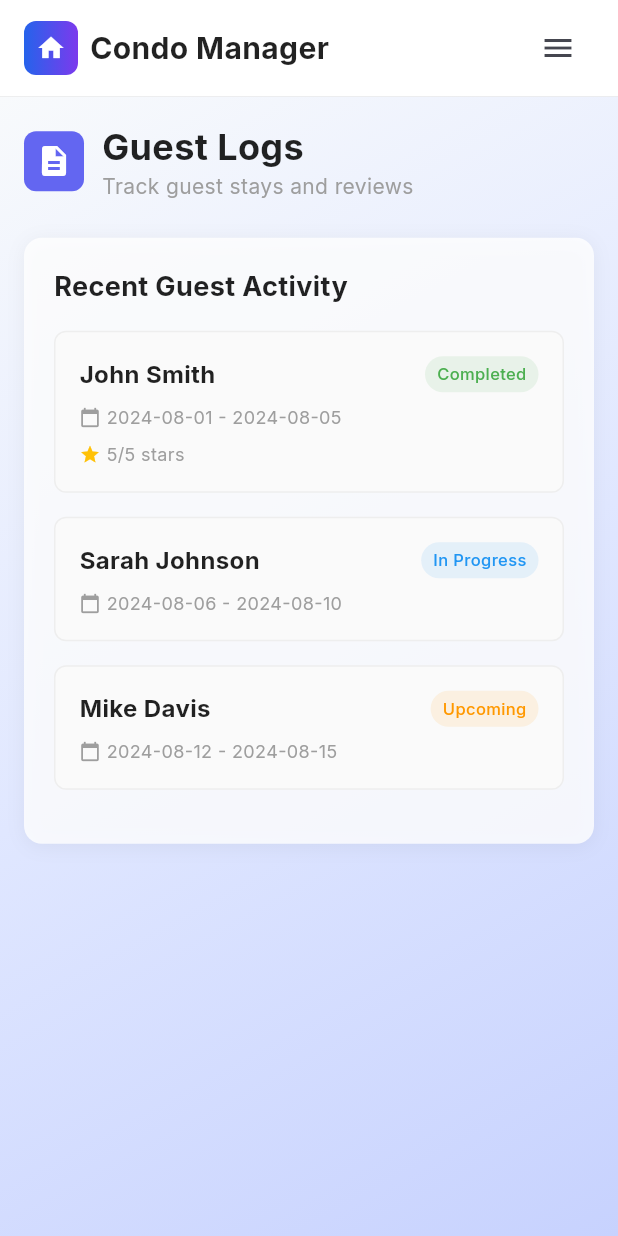
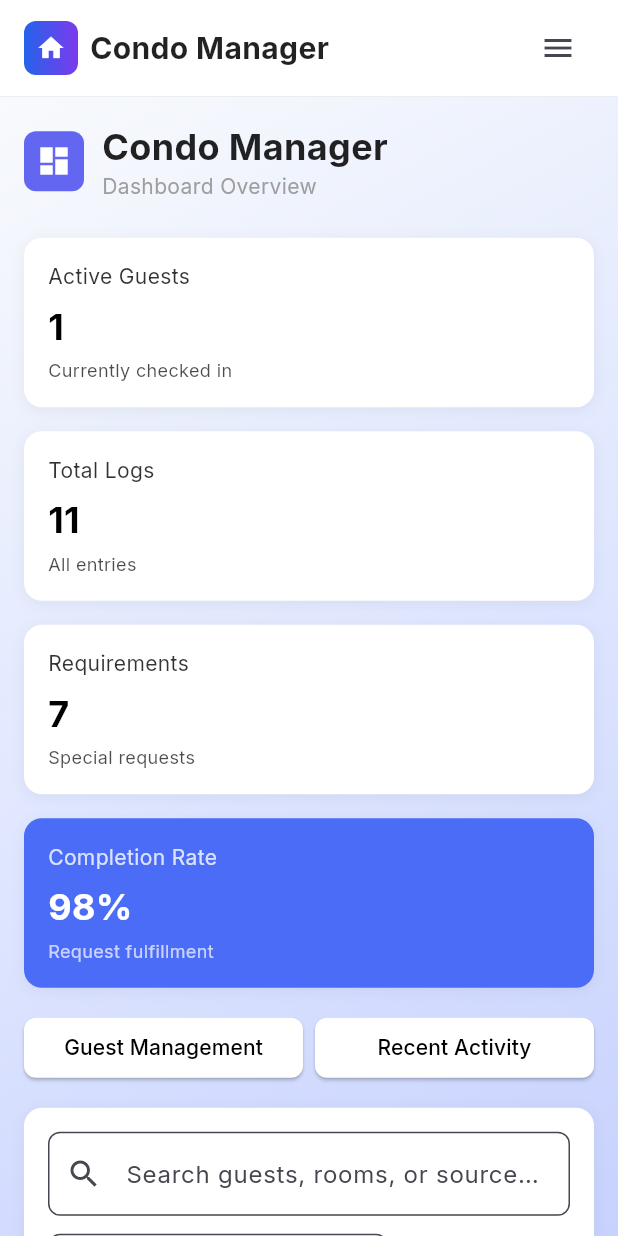
Before and after one commit to delgadjp/Raven-Nest, a Flutter app: the GuestLogsScreen screen opened by its route, on a phone screen of 412 x 824 dp. Run offline on Flutter 3.47's test engine with Material 3 defaults, Android fonts, the phone set to English and light mode, and no system bars; our stand-ins replace fl_chart, go_router, google_fonts.

Commit message:
Refactor GuestLogsScreen: Remove hardcoded logs, enhance layout with responsive design, and improve UI components for better usability

```diff
--- a/lib/screens/guest_logs_screen.dart
+++ b/lib/screens/guest_logs_screen.dart
@@ -6,30 +6,6 @@ class GuestLogsScreen extends StatelessWidget {
 
   @override
   Widget build(BuildContext context) {
-    final List<Map<String, dynamic>> logs = [
-      {
-        'guest': 'John Smith',
-        'checkIn': '2024-08-01',
-        'checkOut': '2024-08-05',
-        'status': 'Completed',
-        'rating': 5,
-      },
-      {
-        'guest': 'Sarah Johnson',
-        'checkIn': '2024-08-06',
-        'checkOut': '2024-08-10',
-        'status': 'In Progress',
-        'rating': null,
-      },
-      {
-        'guest': 'Mike Davis',
-        'checkIn': '2024-08-12',
-        'checkOut': '2024-08-15',
-        'status': 'Upcoming',
-        'rating': null,
-      },
-    ];
-
     return Scaffold(
       body: Column(
         children: [
@@ -47,7 +23,15 @@ class GuestLogsScreen extends StatelessWidget {
                   ],
                 ),
               ),
-              child: SingleChildScrollView(
+              child: LayoutBuilder(
+                builder: (context, constraints) {
+                  bool isWide = constraints.maxWidth > 600;
+                  double cardWidth =
+                      isWide
+                          ? (constraints.maxWidth - 48) / 2
+                          : constraints.maxWidth;
+
+                  return SingleChildScrollView(
                     padding: const EdgeInsets.all(16),
                     child: Column(
                       crossAxisAlignment: CrossAxisAlignment.start,
@@ -64,7 +48,7 @@ class GuestLogsScreen extends StatelessWidget {
                                   borderRadius: BorderRadius.circular(8),
                                 ),
                                 child: const Icon(
-                              Icons.description,
+                                  Icons.dashboard,
                                   color: Colors.white,
                                   size: 24,
                                 ),
@@ -74,7 +58,7 @@ class GuestLogsScreen extends StatelessWidget {
                                 crossAxisAlignment: CrossAxisAlignment.start,
                                 children: [
                                   Text(
-                                'Guest Logs',
+                                    'Condo Manager',
                                     style: TextStyle(
                                       fontSize: 24,
                                       fontWeight: FontWeight.bold,
@@ -82,7 +66,7 @@ class GuestLogsScreen extends StatelessWidget {
                                     ),
                                   ),
                                   Text(
-                                'Track guest stays and reviews',
+                                    'Dashboard Overview',
                                     style: TextStyle(
                                       fontSize: 14,
                                       color: Colors.grey,
@@ -93,40 +77,92 @@ class GuestLogsScreen extends StatelessWidget {
                             ],
                           ),
                         ),
-                    // Guest Logs List
+
+                        // Dashboard Cards
+                        Wrap(
+                          spacing: 16,
+                          runSpacing: 16,
+                          children: [
+                            _buildStatCard(
+                              "Active Guests",
+                              "1",
+                              "Currently checked in",
+                              width: cardWidth,
+                            ),
+                            _buildStatCard(
+                              "Total Logs",
+                              "11",
+                              "All entries",
+                              width: cardWidth,
+                            ),
+                            _buildStatCard(
+                              "Requirements",
+                              "7",
+                              "Special requests",
+                              width: cardWidth,
+                            ),
+                            _buildStatCard(
+                              "Completion Rate",
+                              "98%",
+                              "Request fulfillment",
+                              backgroundColor: const Color(0xFF4A6CF7),
+                              textColor: Colors.white,
+                              width: cardWidth,
+                            ),
+                          ],
+                        ),
+                        const SizedBox(height: 16),
+
+                        // Buttons: Guest Management & Recent Activity
+                        Row(
+                          children: [
+                            Expanded(
+                              child: _buildOutlinedButton("Guest Management"),
+                            ),
+                            const SizedBox(width: 8),
+                            Expanded(
+                              child: _buildOutlinedButton("Recent Activity"),
+                            ),
+                          ],
+                        ),
+
+                        const SizedBox(height: 16),
+
+                        // Search + All Status + Add Log inside a Card
                         Container(
+                          padding: const EdgeInsets.all(16),
                           decoration: BoxDecoration(
-                        color: Colors.white.withOpacity(0.8),
+                            color: Colors.white,
                             borderRadius: BorderRadius.circular(12),
                             boxShadow: [
                               BoxShadow(
                                 color: Colors.black.withOpacity(0.05),
-                            blurRadius: 10,
+                                blurRadius: 8,
                                 offset: const Offset(0, 2),
                               ),
                             ],
                           ),
-                      child: Padding(
-                        padding: const EdgeInsets.all(20),
                           child: Column(
-                          crossAxisAlignment: CrossAxisAlignment.start,
                             children: [
-                            const Text(
-                              'Recent Guest Activity',
-                              style: TextStyle(
-                                fontSize: 18,
-                                fontWeight: FontWeight.bold,
-                                color: Colors.black87,
+                              _buildSearchField(),
+                              const SizedBox(height: 12),
+                              Row(
+                                children: [
+                                  Expanded(flex: 2, child: _buildDropdown()),
+                                  const SizedBox(width: 8),
+                                  Expanded(
+                                    flex: 1,
+                                    child: _buildAddLogButton(),
                                   ),
-                            ),
-                            const SizedBox(height: 16),
-                            ...logs.map((log) => _buildGuestLogItem(log)),
                                 ],
                               ),
+                            ],
                           ),
                         ),
                       ],
                     ),
+                  );
+                },
               ),
             ),
           ),
@@ -135,90 +171,112 @@ class GuestLogsScreen extends StatelessWidget {
     );
   }
 
-  Widget _buildGuestLogItem(Map<String, dynamic> log) {
-    Color statusColor;
-    switch (log['status']) {
-      case 'Completed':
-        statusColor = Colors.green;
-        break;
-      case 'In Progress':
-        statusColor = Colors.blue;
-        break;
-      default:
-        statusColor = Colors.orange;
-    }
-
+  // Stat Card
+  Widget _buildStatCard(
+    String title,
+    String value,
+    String subtitle, {
+    Color backgroundColor = Colors.white,
+    Color textColor = Colors.black,
+    double? width,
+  }) {
     return Container(
-      margin: const EdgeInsets.only(bottom: 16),
+      width: width,
       padding: const EdgeInsets.all(16),
       decoration: BoxDecoration(
-        color: Colors.grey[50],
-        borderRadius: BorderRadius.circular(8),
-        border: Border.all(color: Colors.grey[200]!),
+        color: backgroundColor,
+        borderRadius: BorderRadius.circular(12),
+        boxShadow: [
+          BoxShadow(
+            color: Colors.black.withOpacity(0.05),
+            blurRadius: 8,
+            offset: const Offset(0, 2),
+          ),
+        ],
       ),
       child: Column(
         crossAxisAlignment: CrossAxisAlignment.start,
         children: [
-          Row(
-            mainAxisAlignment: MainAxisAlignment.spaceBetween,
-            children: [
           Text(
-                log['guest'],
-                style: const TextStyle(
-                  fontSize: 16,
+            title,
+            style: TextStyle(fontSize: 14, color: textColor.withOpacity(0.8)),
+          ),
+          const SizedBox(height: 6),
+          Text(
+            value,
+            style: TextStyle(
+              fontSize: 24,
               fontWeight: FontWeight.bold,
-                  color: Colors.black87,
+              color: textColor,
             ),
           ),
-              Container(
-                padding: const EdgeInsets.symmetric(horizontal: 8, vertical: 4),
-                decoration: BoxDecoration(
-                  color: statusColor.withOpacity(0.1),
-                  borderRadius: BorderRadius.circular(12),
+          const SizedBox(height: 4),
+          Text(
+            subtitle,
+            style: TextStyle(fontSize: 12, color: textColor.withOpacity(0.7)),
           ),
-                child: Text(
-                  log['status'],
-                  style: TextStyle(
-                    fontSize: 11,
-                    color: statusColor,
-                    fontWeight: FontWeight.w500,
-                  ),
-                ),
-              ),
-            ],
-          ),
-          const SizedBox(height: 8),
-          Row(
-            children: [
-              const Icon(Icons.calendar_today, size: 14, color: Colors.grey),
-              const SizedBox(width: 4),
-              Text(
-                '${log['checkIn']} - ${log['checkOut']}',
-                style: const TextStyle(
-                  fontSize: 12,
-                  color: Colors.grey,
-                ),
-              ),
-            ],
-          ),
-          if (log['rating'] != null) ...[
-            const SizedBox(height: 8),
-            Row(
-              children: [
-                const Icon(Icons.star, size: 14, color: Colors.amber),
-                const SizedBox(width: 4),
-                Text(
-                  '${log['rating']}/5 stars',
-                  style: const TextStyle(
-                    fontSize: 12,
-                    color: Colors.grey,
-                  ),
-                ),
-              ],
-            ),
-          ],
         ],
       ),
     );
   }
+
+  // Outlined Button
+  Widget _buildOutlinedButton(String label) {
+    return ElevatedButton(
+      onPressed: () {},
+      style: ElevatedButton.styleFrom(
+        backgroundColor: Colors.white,
+        foregroundColor: Colors.black,
+        shape: RoundedRectangleBorder(borderRadius: BorderRadius.circular(8)),
+      ),
+      child: Text(label),
+    );
   }
+
+  // Search Field
+  Widget _buildSearchField() {
+    return TextField(
+      decoration: InputDecoration(
+        hintText: "Search guests, rooms, or sources...",
+        prefixIcon: const Icon(Icons.search),
+        border: OutlineInputBorder(borderRadius: BorderRadius.circular(8)),
+        filled: true,
+        fillColor: Colors.white,
+      ),
+    );
+  }
+
+  // Dropdown
+  Widget _buildDropdown() {
+    return DropdownButtonFormField<String>(
+      value: "All Status",
+      items:
+          ["All Status", "Checked In", "Checked Out"]
+              .map(
+                (status) =>
+                    DropdownMenuItem(value: status, child: Text(status)),
+              )
+              .toList(),
+      onChanged: (value) {},
+      decoration: InputDecoration(
+        border: OutlineInputBorder(borderRadius: BorderRadius.circular(8)),
+        filled: true,
+        fillColor: Colors.white,
+      ),
+    );
+  }
+
+  // Add Log Button
+  Widget _buildAddLogButton() {
+    return ElevatedButton.icon(
+      onPressed: () {},
+      icon: const Icon(Icons.add),
+      label: const Text("Add Log"),
+      style: ElevatedButton.styleFrom(
+        backgroundColor: Colors.black,
+        foregroundColor: Colors.white,
+        shape: RoundedRectangleBorder(borderRadius: BorderRadius.circular(8)),
+      ),
+    );
+  }
+}
```
Also changed, not shown: lib/screens/dashboard_screen.dart (line endings or trailing spaces). Lines whose indentation alone changed are shown as unchanged.
